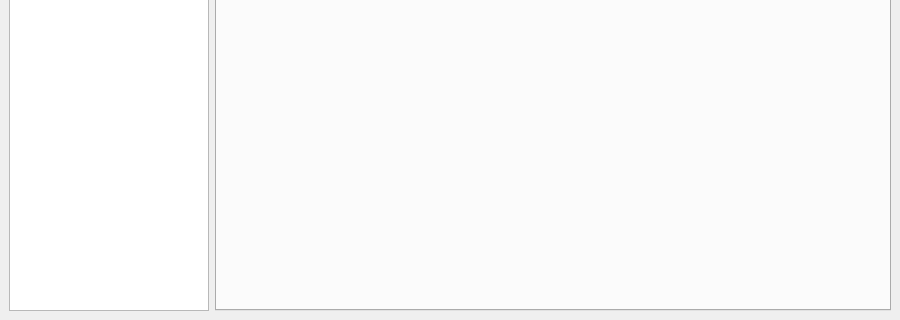
This is ui/main.ui in Jan5u/jakki as Qt 5 draws it before an edit; both pictures show x 0 to 900 and y 280 to 600 of the 900 by 600 pixel window. The edited form follows.
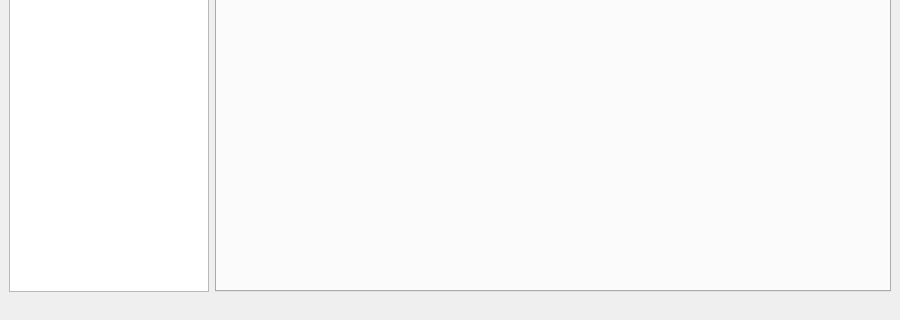
This is the edited form.

Patch:
```diff
--- a/ui/main.ui
+++ b/ui/main.ui
@@ -103,6 +103,11 @@
    <addaction name="menuPreferences"/>
    <addaction name="menuHelp"/>
   </widget>
+  <widget class="QStatusBar" name="statusBar">
+   <property name="sizeGripEnabled">
+    <bool>false</bool>
+   </property>
+  </widget>
   <action name="actionNew_Connection">
    <property name="text">
     <string>New Connection</string>
```
